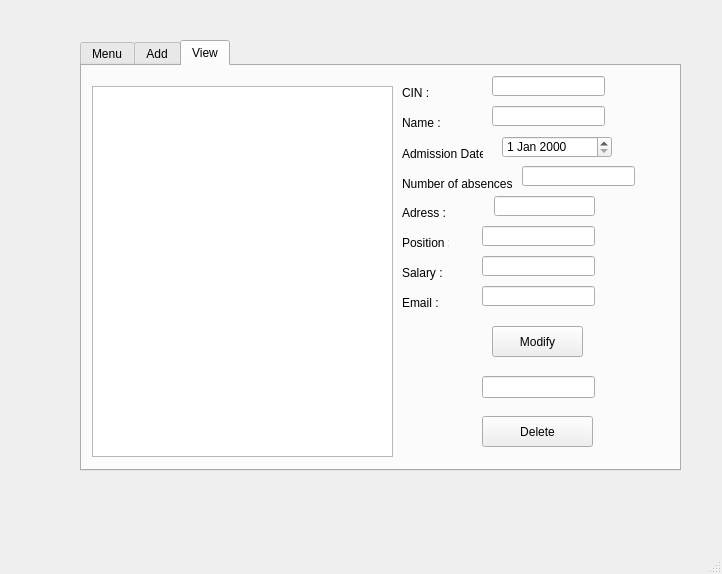
This is smart_station_agent/mainwindow.ui in Meulonn/Portal as Qt 5 draws it before an edit. The edited form follows.
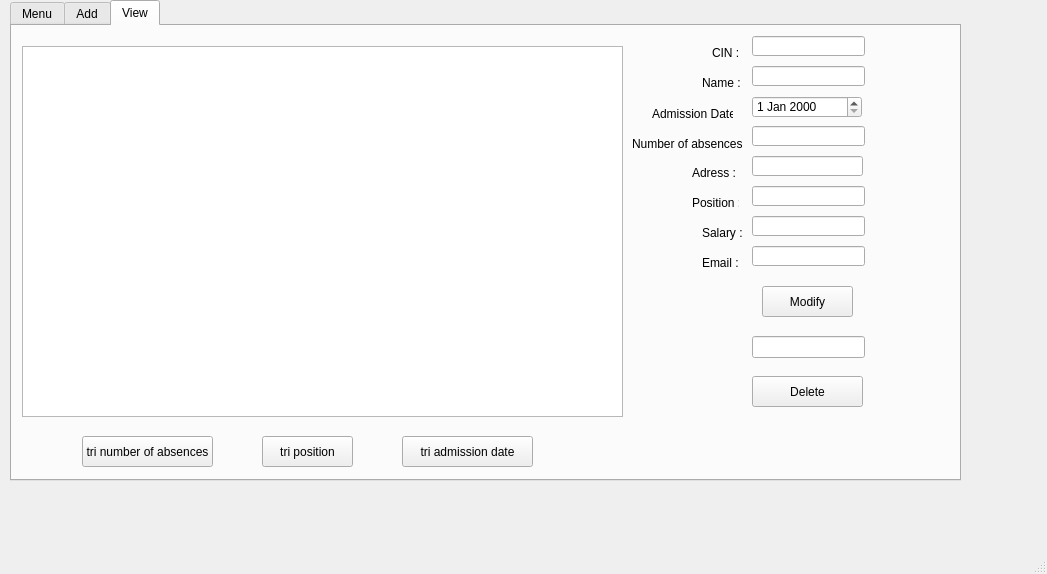
This is the edited form. The open tabs and pages were chosen to show the change.

The edit to the form file:
```diff
--- a/smart_station_agent/mainwindow.ui
+++ b/smart_station_agent/mainwindow.ui
@@ -6,7 +6,7 @@
    <rect>
     <x>0</x>
     <y>0</y>
-    <width>722</width>
+    <width>1047</width>
     <height>574</height>
    </rect>
   </property>
@@ -17,10 +17,10 @@
    <widget class="QTabWidget" name="Gestion_agents">
     <property name="geometry">
      <rect>
-      <x>80</x>
-      <y>40</y>
-      <width>601</width>
-      <height>431</height>
+      <x>10</x>
+      <y>0</y>
+      <width>951</width>
+      <height>481</height>
      </rect>
     </property>
     <property name="styleSheet">
@@ -391,7 +391,7 @@
        <rect>
         <x>10</x>
         <y>20</y>
-        <width>301</width>
+        <width>601</width>
         <height>371</height>
        </rect>
       </property>
@@ -402,7 +402,7 @@
      <widget class="QPushButton" name="modify">
       <property name="geometry">
        <rect>
-        <x>410</x>
+        <x>750</x>
         <y>260</y>
         <width>91</width>
         <height>31</height>
@@ -415,7 +415,7 @@
      <widget class="QLineEdit" name="lineEditsupprimer">
       <property name="geometry">
        <rect>
-        <x>400</x>
+        <x>740</x>
         <y>310</y>
         <width>113</width>
         <height>22</height>
@@ -425,7 +425,7 @@
      <widget class="QPushButton" name="pushButton_supprimer">
       <property name="geometry">
        <rect>
-        <x>400</x>
+        <x>740</x>
         <y>350</y>
         <width>111</width>
         <height>31</height>
@@ -438,7 +438,7 @@
      <widget class="QLabel" name="label">
       <property name="geometry">
        <rect>
-        <x>320</x>
+        <x>700</x>
         <y>20</y>
         <width>47</width>
         <height>14</height>
@@ -451,7 +451,7 @@
      <widget class="QLabel" name="label_2">
       <property name="geometry">
        <rect>
-        <x>320</x>
+        <x>640</x>
         <y>80</y>
         <width>81</width>
         <height>16</height>
@@ -464,7 +464,7 @@
      <widget class="QLabel" name="label_3">
       <property name="geometry">
        <rect>
-        <x>320</x>
+        <x>690</x>
         <y>50</y>
         <width>47</width>
         <height>14</height>
@@ -477,7 +477,7 @@
      <widget class="QLabel" name="label_4">
       <property name="geometry">
        <rect>
-        <x>320</x>
+        <x>620</x>
         <y>110</y>
         <width>111</width>
         <height>16</height>
@@ -490,7 +490,7 @@
      <widget class="QLabel" name="label_5">
       <property name="geometry">
        <rect>
-        <x>320</x>
+        <x>680</x>
         <y>140</y>
         <width>47</width>
         <height>14</height>
@@ -503,7 +503,7 @@
      <widget class="QLabel" name="label_6">
       <property name="geometry">
        <rect>
-        <x>320</x>
+        <x>680</x>
         <y>170</y>
         <width>47</width>
         <height>14</height>
@@ -516,7 +516,7 @@
      <widget class="QLabel" name="label_7">
       <property name="geometry">
        <rect>
-        <x>320</x>
+        <x>690</x>
         <y>200</y>
         <width>47</width>
         <height>14</height>
@@ -529,7 +529,7 @@
      <widget class="QLabel" name="label_8">
       <property name="geometry">
        <rect>
-        <x>320</x>
+        <x>690</x>
         <y>230</y>
         <width>47</width>
         <height>14</height>
@@ -542,7 +542,7 @@
      <widget class="QLineEdit" name="lineEditcinmodifier">
       <property name="geometry">
        <rect>
-        <x>410</x>
+        <x>740</x>
         <y>10</y>
         <width>113</width>
         <height>20</height>
@@ -552,7 +552,7 @@
      <widget class="QLineEdit" name="lineEditnamemodifier">
       <property name="geometry">
        <rect>
-        <x>410</x>
+        <x>740</x>
         <y>40</y>
         <width>113</width>
         <height>20</height>
@@ -562,7 +562,7 @@
      <widget class="QLineEdit" name="lineEditnumberofabsencesmodifier">
       <property name="geometry">
        <rect>
-        <x>440</x>
+        <x>740</x>
         <y>100</y>
         <width>113</width>
         <height>20</height>
@@ -572,9 +572,9 @@
      <widget class="QLineEdit" name="lineEditadressmodifier">
       <property name="geometry">
        <rect>
-        <x>412</x>
+        <x>740</x>
         <y>130</y>
-        <width>101</width>
+        <width>111</width>
         <height>20</height>
        </rect>
       </property>
@@ -582,7 +582,7 @@
      <widget class="QLineEdit" name="lineEditpositionmodifier">
       <property name="geometry">
        <rect>
-        <x>400</x>
+        <x>740</x>
         <y>160</y>
         <width>113</width>
         <height>20</height>
@@ -592,7 +592,7 @@
      <widget class="QLineEdit" name="lineEditsalarymodifier">
       <property name="geometry">
        <rect>
-        <x>400</x>
+        <x>740</x>
         <y>190</y>
         <width>113</width>
         <height>20</height>
@@ -602,7 +602,7 @@
      <widget class="QLineEdit" name="lineEditemailmodifier">
       <property name="geometry">
        <rect>
-        <x>400</x>
+        <x>740</x>
         <y>220</y>
         <width>113</width>
         <height>20</height>
@@ -612,13 +612,52 @@
      <widget class="QDateEdit" name="dateEdit_2">
       <property name="geometry">
        <rect>
-        <x>420</x>
+        <x>740</x>
         <y>70</y>
         <width>110</width>
         <height>22</height>
        </rect>
       </property>
      </widget>
+     <widget class="QPushButton" name="triposition">
+      <property name="geometry">
+       <rect>
+        <x>250</x>
+        <y>410</y>
+        <width>91</width>
+        <height>31</height>
+       </rect>
+      </property>
+      <property name="text">
+       <string>tri position</string>
+      </property>
+     </widget>
+     <widget class="QPushButton" name="trinumberofabsences">
+      <property name="geometry">
+       <rect>
+        <x>70</x>
+        <y>410</y>
+        <width>131</width>
+        <height>31</height>
+       </rect>
+      </property>
+      <property name="text">
+       <string>tri number of absences</string>
+      </property>
+     </widget>
+     <widget class="QPushButton" name="triadmissiondate">
+      <property name="geometry">
+       <rect>
+        <x>390</x>
+        <y>410</y>
+        <width>131</width>
+        <height>31</height>
+       </rect>
+      </property>
+      <property name="text">
+       <string>tri admission date</string>
+      </property>
+     </widget>
     </widget>
    </widget>
   </widget>
```
Left out of the diff: 34 changed lines with no effect on the pictures.
